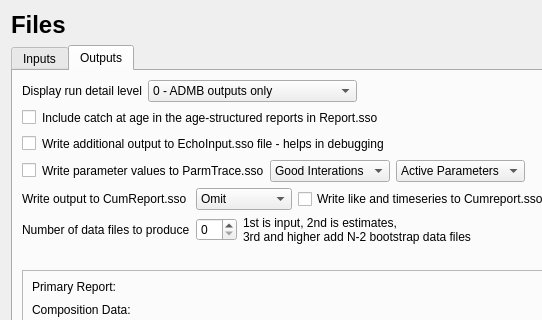
Before: the Qt Designer form src/file_widget.ui in nmfs-ost/ss3-ssi, drawn with Qt 5; both pictures show x 0 to 542 and y 0 to 320 of the 806 by 676 pixel window.
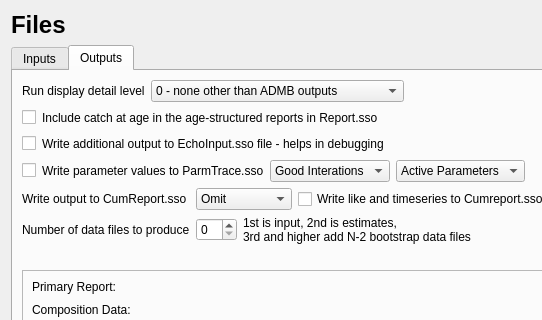
After: the same form once the commit is applied. The open tabs and pages were chosen to show the change. Icons and pictures are not drawn.

Commit message: Pretty output for starter and forecast files

```diff
--- a/src/file_widget.ui
+++ b/src/file_widget.ui
@@ -57,7 +57,7 @@
    <item>
     <widget class="QTabWidget" name="tabWidget">
      <property name="currentIndex">
-      <number>0</number>
+      <number>1</number>
      </property>
      <widget class="QWidget" name="tab_input">
       <attribute name="title">
@@ -610,7 +610,7 @@
          <item>
           <widget class="QLabel" name="label_detail_level">
            <property name="text">
-            <string>Display run detail level</string>
+            <string>Run display detail level</string>
            </property>
           </widget>
          </item>
@@ -618,12 +618,12 @@
           <widget class="QComboBox" name="comboBox_detail_level">
            <item>
             <property name="text">
-             <string>0 - ADMB outputs only</string>
+             <string>0 - none other than ADMB outputs</string>
             </property>
            </item>
            <item>
             <property name="text">
-             <string>1 - brief display for each iteration</string>
+             <string>1 - one brief display line for each iteration</string>
             </property>
            </item>
            <item>
```
The commit also changes 6 other files.
